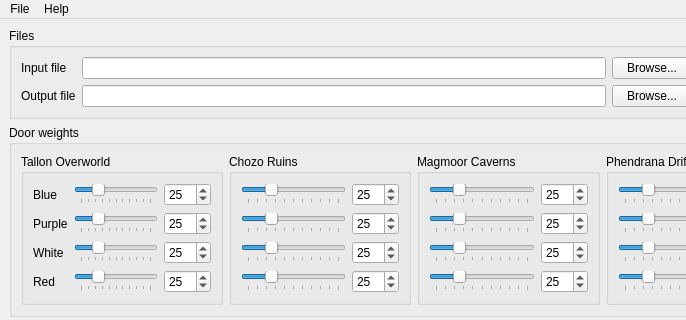
Above: DoorRandomizer/GUI/MainWindow/randomizergui.ui from YonicDev/mpdr before the change; both pictures show x 0 to 686 and y 0 to 320 of the 997 by 639 pixel window. Below: the same form after it.
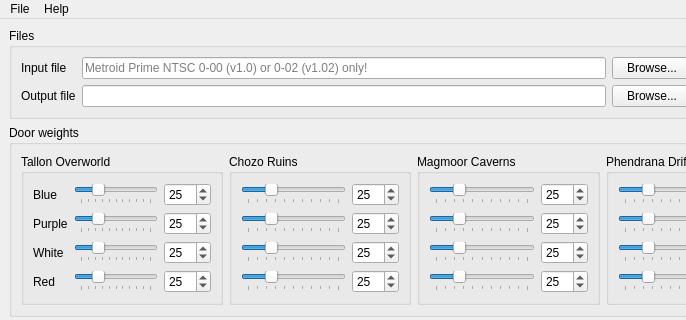
That is the form after the change. Icons and pictures are not drawn.

Commit message: Add info on support for 0-02

```diff
--- a/DoorRandomizer/GUI/MainWindow/randomizergui.ui
+++ b/DoorRandomizer/GUI/MainWindow/randomizergui.ui
@@ -37,7 +37,11 @@
           <widget class="QLineEdit" name="lineOutputFile"/>
          </item>
          <item row="0" column="1">
-          <widget class="QLineEdit" name="lineInputFile"/>
+          <widget class="QLineEdit" name="lineInputFile">
+           <property name="placeholderText">
+            <string>Metroid Prime NTSC 0-00 (v1.0) or 0-02 (v1.02) only!</string>
+           </property>
+          </widget>
          </item>
          <item row="1" column="0">
           <widget class="QLabel" name="label_4">
```
The commit also changes 2 other files.
